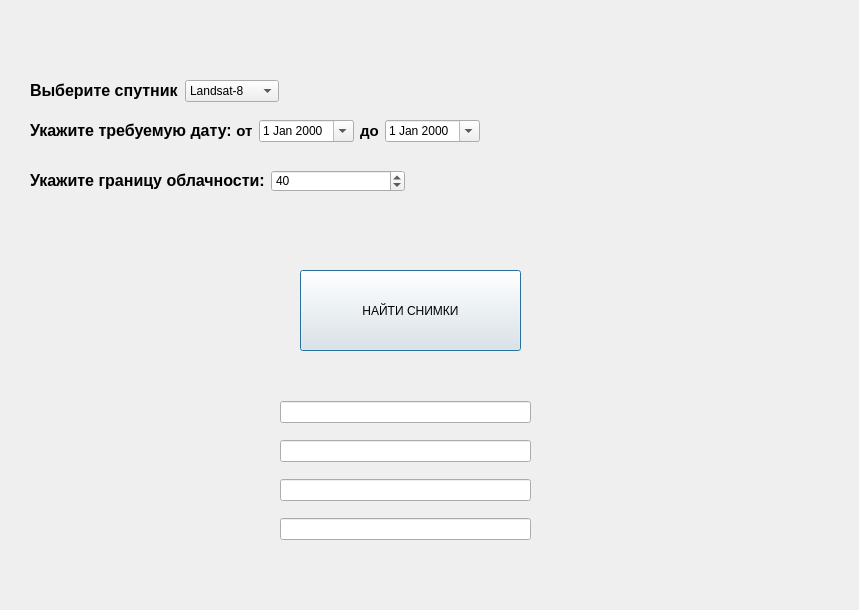
NosyParker/qgis-satellite-images-downloader, file satellite_images_downloader_dialog_base.ui: the form before one commit.
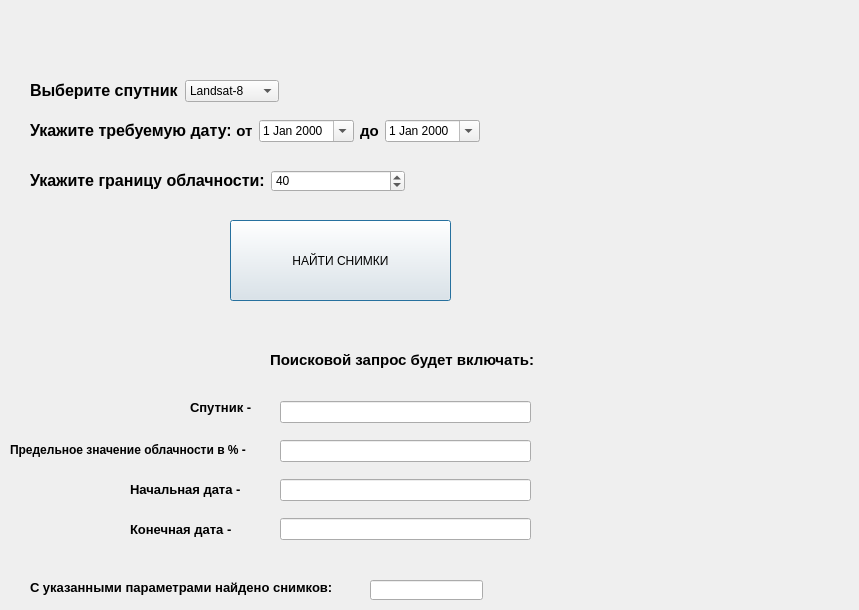
The form after the commit.

Commit message: Add func finding count of scenes

Patch:
```diff
--- a/satellite_images_downloader_dialog_base.ui
+++ b/satellite_images_downloader_dialog_base.ui
@@ -16,8 +16,8 @@
   <widget class="QPushButton" name="pushButton">
    <property name="geometry">
     <rect>
-     <x>300</x>
-     <y>270</y>
+     <x>230</x>
+     <y>220</y>
      <width>221</width>
      <height>81</height>
     </rect>
@@ -144,7 +144,7 @@
     </item>
    </layout>
   </widget>
-  <widget class="QWidget" name="">
+  <widget class="QWidget" name="layoutWidget">
    <property name="geometry">
     <rect>
      <x>280</x>
@@ -168,6 +168,94 @@
     </item>
    </layout>
   </widget>
+  <widget class="QLabel" name="label_6">
+   <property name="geometry">
+    <rect>
+     <x>270</x>
+     <y>350</y>
+     <width>281</width>
+     <height>21</height>
+    </rect>
+   </property>
+   <property name="text">
+    <string>&lt;html&gt;&lt;head/&gt;&lt;body&gt;&lt;p&gt;&lt;span style=&quot; font-size:11pt; font-weight:600;&quot;&gt;Поисковой запрос будет включать:&lt;/span&gt;&lt;/p&gt;&lt;/body&gt;&lt;/html&gt;</string>
+   </property>
+  </widget>
+  <widget class="QLabel" name="label_7">
+   <property name="geometry">
+    <rect>
+     <x>190</x>
+     <y>400</y>
+     <width>81</width>
+     <height>16</height>
+    </rect>
+   </property>
+   <property name="text">
+    <string>&lt;html&gt;&lt;head/&gt;&lt;body&gt;&lt;p&gt;&lt;span style=&quot; font-size:10pt; font-weight:600;&quot;&gt;Спутник - &lt;/span&gt;&lt;/p&gt;&lt;/body&gt;&lt;/html&gt;</string>
+   </property>
+  </widget>
+  <widget class="QLabel" name="label_8">
+   <property name="geometry">
+    <rect>
+     <x>10</x>
+     <y>440</y>
+     <width>261</width>
+     <height>20</height>
+    </rect>
+   </property>
+   <property name="text">
+    <string>&lt;html&gt;&lt;head/&gt;&lt;body&gt;&lt;p&gt;&lt;span style=&quot; font-size:9pt; font-weight:600;&quot;&gt;Предельное значение облачности в % - &lt;/span&gt;&lt;/p&gt;&lt;/body&gt;&lt;/html&gt;</string>
+   </property>
+  </widget>
+  <widget class="QLabel" name="label_9">
+   <property name="geometry">
+    <rect>
+     <x>130</x>
+     <y>480</y>
+     <width>141</width>
+     <height>20</height>
+    </rect>
+   </property>
+   <property name="text">
+    <string>&lt;html&gt;&lt;head/&gt;&lt;body&gt;&lt;p&gt;&lt;span style=&quot; font-size:10pt; font-weight:600;&quot;&gt;Начальная дата - &lt;/span&gt;&lt;/p&gt;&lt;/body&gt;&lt;/html&gt;</string>
+   </property>
+  </widget>
+  <widget class="QLabel" name="label_10">
+   <property name="geometry">
+    <rect>
+     <x>130</x>
+     <y>520</y>
+     <width>131</width>
+     <height>20</height>
+    </rect>
+   </property>
+   <property name="text">
+    <string>&lt;html&gt;&lt;head/&gt;&lt;body&gt;&lt;p&gt;&lt;span style=&quot; font-size:10pt; font-weight:600;&quot;&gt;Конечная дата - &lt;/span&gt;&lt;/p&gt;&lt;/body&gt;&lt;/html&gt;</string>
+   </property>
+  </widget>
+  <widget class="QLineEdit" name="finalScenes_lineEdit">
+   <property name="geometry">
+    <rect>
+     <x>370</x>
+     <y>580</y>
+     <width>113</width>
+     <height>20</height>
+    </rect>
+   </property>
+  </widget>
+  <widget class="QLabel" name="label_11">
+   <property name="geometry">
+    <rect>
+     <x>30</x>
+     <y>580</y>
+     <width>321</width>
+     <height>16</height>
+    </rect>
+   </property>
+   <property name="text">
+    <string>&lt;html&gt;&lt;head/&gt;&lt;body&gt;&lt;p&gt;&lt;span style=&quot; font-size:10pt; font-weight:600;&quot;&gt;С указанными параметрами найдено снимков:&lt;/span&gt;&lt;/p&gt;&lt;/body&gt;&lt;/html&gt;</string>
+   </property>
+  </widget>
  </widget>
  <resources/>
  <connections/>
```
Left out of the diff: 10 changed lines with no effect on the pictures. The commit also changes 1 other file.
